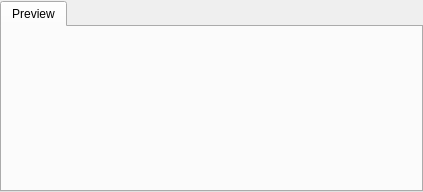
Before: the Qt Designer form src/Widgets/PreviewWidget.ui in CasparCG/client, drawn with Qt 5.
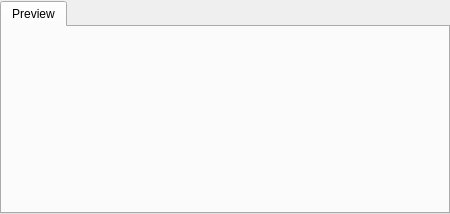
After: the same form once the commit is applied.

Commit message: Simplify layout of assorted widgets

What changed in the file:
```diff
--- a/src/Widgets/PreviewWidget.ui
+++ b/src/Widgets/PreviewWidget.ui
@@ -6,8 +6,8 @@
    <rect>
     <x>0</x>
     <y>0</y>
-    <width>423</width>
-    <height>191</height>
+    <width>450</width>
+    <height>214</height>
    </rect>
   </property>
   <layout class="QVBoxLayout" name="verticalLayout_2">
@@ -38,45 +38,8 @@
       <attribute name="title">
        <string>Preview</string>
       </attribute>
-      <layout class="QVBoxLayout" name="verticalLayout">
-       <property name="spacing">
-        <number>0</number>
-       </property>
-       <property name="margin">
-        <number>0</number>
-       </property>
-       <item>
         <layout class="QGridLayout" name="gridLayout">
-         <property name="spacing">
-          <number>0</number>
-         </property>
          <item row="0" column="0">
-          <spacer name="horizontalSpacerLeft">
-           <property name="orientation">
-            <enum>Qt::Horizontal</enum>
-           </property>
-           <property name="sizeHint" stdset="0">
-            <size>
-             <width>0</width>
-             <height>10</height>
-            </size>
-           </property>
-          </spacer>
-         </item>
-         <item row="0" column="2">
-          <spacer name="horizontalSpacerRight">
-           <property name="orientation">
-            <enum>Qt::Horizontal</enum>
-           </property>
-           <property name="sizeHint" stdset="0">
-            <size>
-             <width>0</width>
-             <height>10</height>
-            </size>
-           </property>
-          </spacer>
-         </item>
-         <item row="0" column="1">
           <widget class="QLabel" name="labelPreview">
            <property name="minimumSize">
             <size>
@@ -97,8 +60,6 @@
             <set>Qt::AlignCenter</set>
            </property>
           </widget>
-         </item>
-        </layout>
        </item>
       </layout>
      </widget>
```
Lines whose indentation alone changed are shown as unchanged. The commit also changes 13 other files.
